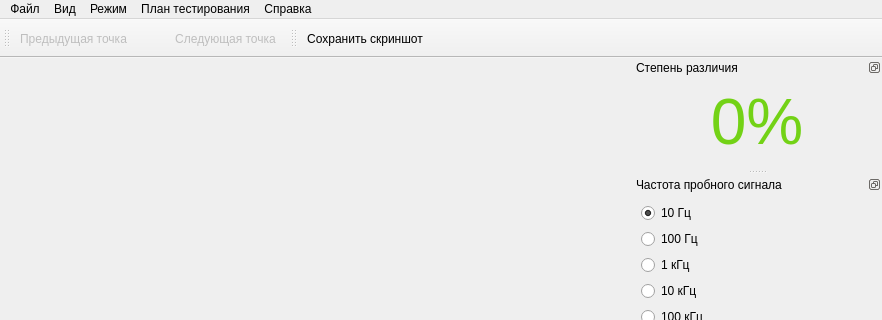
Above: gui/mainwindow.ui from EPC-MSU/EPLab before the change; both pictures show x 0 to 882 and y 0 to 320 of the 882 by 1121 pixel window. Below: the same form after it.
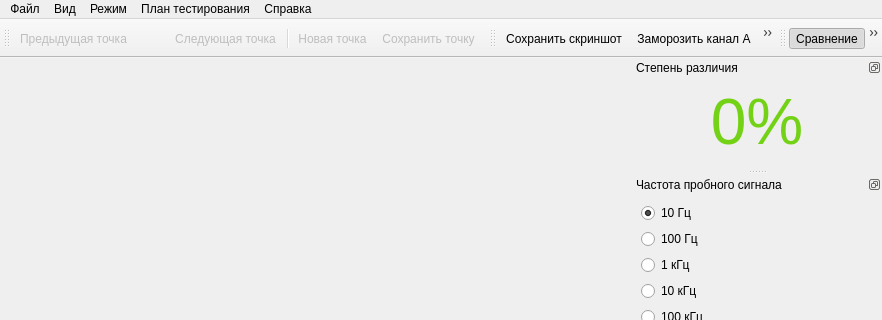
That is the form after the change. The open tabs and pages were chosen to show the change. Icons and pictures are not drawn.

Patch:
```diff
--- a/gui/mainwindow.ui
+++ b/gui/mainwindow.ui
@@ -676,6 +676,9 @@
    <addaction name="last_point_action"/>
    <addaction name="label_number_point"/>
    <addaction name="next_point_action"/>
+   <addaction name="separator"/>
+   <addaction name="new_point_action"/>
+   <addaction name="save_point_action"/>
   </widget>
   <widget class="QToolBar" name="toolBar_compare">
    <property name="windowTitle">
@@ -688,6 +691,22 @@
     <bool>false</bool>
    </attribute>
    <addaction name="save_screen_action"/>
+   <addaction name="freeze_curve_a_action"/>
+   <addaction name="freeze_curve_b_action"/>
+  </widget>
+  <widget class="QToolBar" name="toolBar_mode">
+   <property name="windowTitle">
+    <string>Режим</string>
+   </property>
+   <attribute name="toolBarArea">
+    <enum>TopToolBarArea</enum>
+   </attribute>
+   <attribute name="toolBarBreak">
+    <bool>false</bool>
+   </attribute>
+   <addaction name="comparing_mode_action"/>
+   <addaction name="writing_mode_action"/>
+   <addaction name="testing_mode_action"/>
   </widget>
   <action name="new_file_action">
    <property name="text">
```
Left out of the diff: 37 changed lines with no effect on the pictures.
